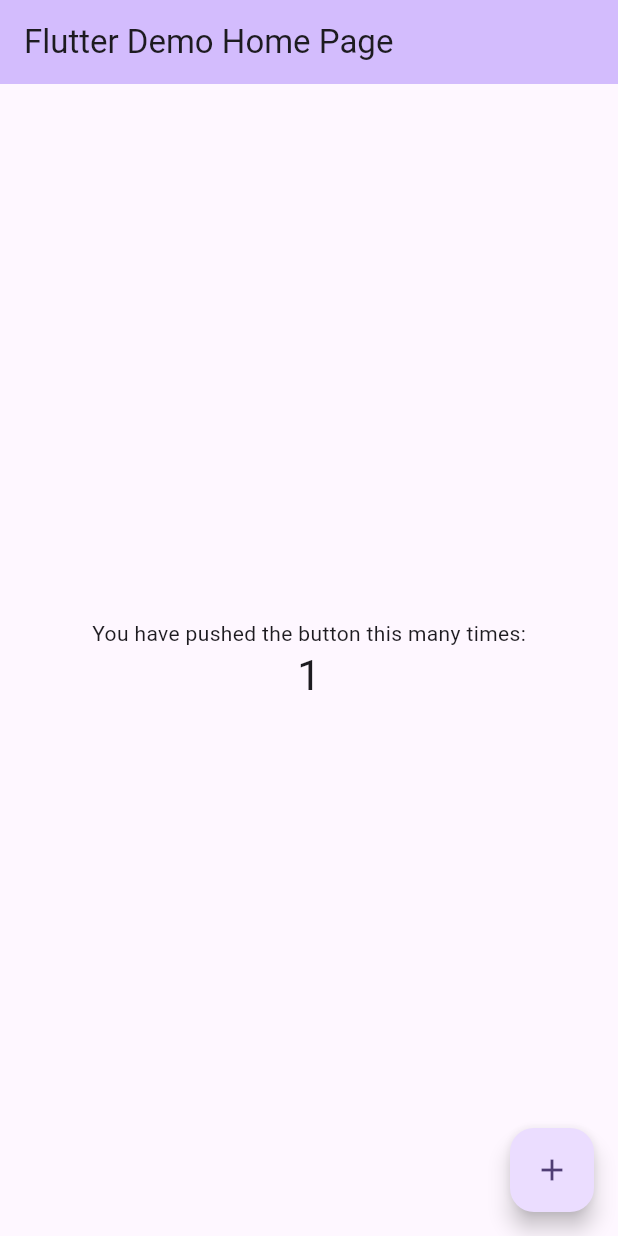
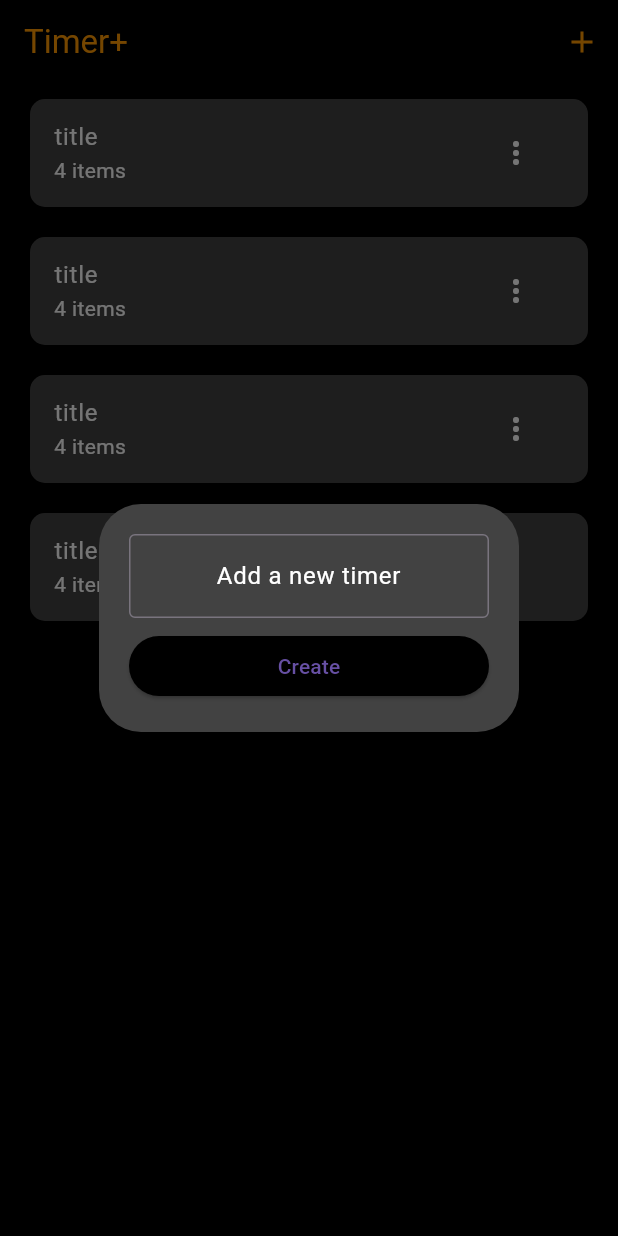
Before and after one commit to northstarfist/Timer, a Flutter app: the screen it shows after launch, after a tap on the "add" icon, on a phone screen of 412 x 824 dp. Run offline on Flutter 3.47's test engine with Material 3 defaults, Android fonts, the phone set to English and light mode, and no system bars; our stand-ins replace hive_flutter; accounts and stored records are empty.

Commit message:
app design

```diff
--- /dev/null
+++ b/lib/components/timer_category/timer_category_add_dialog.dart
@@ -0,0 +1,54 @@
+import 'package:flutter/material.dart';
+import 'package:hive_flutter/hive_flutter.dart';
+import 'package:timer/models/timer_category.dart';
+import 'package:uuid/uuid.dart';
+
+class TimerCategoryAddDialog extends StatefulWidget {
+  const TimerCategoryAddDialog({super.key});
+
+  @override
+  State<TimerCategoryAddDialog> createState() => _TimerCategoryAddDialogState();
+}
+
+class _TimerCategoryAddDialogState extends State<TimerCategoryAddDialog> {
+  final _controller = TextEditingController();
+  final _box = Hive.box('timer');
+
+  void addTimerCategory(String name) {
+    TimerCategory newTimer = TimerCategory(
+      id: const Uuid().v4(),
+      name: name,
+      timers: [],
+    );
+    _box.put(newTimer.id, newTimer.timers);
+  }
+
+  @override
+  Widget build(BuildContext context) {
+    return SimpleDialog(
+      backgroundColor: Colors.grey[800],
+      contentPadding: const EdgeInsets.all(20),
+      children: [
+        TextField(
+          controller: _controller,
+          textAlign: TextAlign.center,
+          style: const TextStyle(color: Colors.white),
+          decoration: const InputDecoration(
+            border: OutlineInputBorder(),
+            hintText: 'Add a new timer',
+            hintStyle: TextStyle(color: Colors.white),
+          ),
+        ),
+        const SizedBox(height: 8),
+        ElevatedButton(
+          style: ElevatedButton.styleFrom(backgroundColor: Colors.black),
+          onPressed: () {
+            addTimerCategory(_controller.text);
+          },
+          child: const Text('Create'),
+        ),
+      ],
+    );
+    ;
+  }
+}
--- /dev/null
+++ b/lib/components/timer_category/timer_category_tile.dart
@@ -0,0 +1,32 @@
+import 'package:flutter/material.dart';
+import 'package:timer/components/timer_category/timer_category_dialog.dart';
+
+class TimerCategoryTile extends StatelessWidget {
+  const TimerCategoryTile({super.key});
+
+  @override
+  Widget build(BuildContext context) {
+    return Container(
+      decoration: BoxDecoration(
+        color: Colors.grey[800],
+        borderRadius: BorderRadius.circular(10),
+      ),
+      margin: const EdgeInsets.symmetric(horizontal: 20, vertical: 10),
+      child: ListTile(
+        title: const Text('title'),
+        subtitle: const Text('4 items'),
+        trailing: IconButton(
+          icon: const Icon(Icons.more_vert),
+          onPressed: () {
+            showDialog(
+              context: context,
+              builder: (context) => const TimerCategoryDialog(),
+            );
+          },
+        ),
+        iconColor: Colors.white,
+        textColor: Colors.white,
+      ),
+    );
+  }
+}
--- a/lib/main.dart
+++ b/lib/main.dart
@@ -1,6 +1,10 @@
 import 'package:flutter/material.dart';
+import 'package:hive_flutter/hive_flutter.dart';
+import 'package:timer/screens/timer_category_screen.dart';
 
-void main() {
+void main() async {
+  await Hive.initFlutter();
+  var box = await Hive.openBox('timer');
   runApp(const MyApp());
 }
 
@@ -9,61 +13,9 @@ class MyApp extends StatelessWidget {
 
   @override
   Widget build(BuildContext context) {
-    return MaterialApp(
-      title: 'Flutter Demo',
-      theme: ThemeData(
-        colorScheme: ColorScheme.fromSeed(seedColor: Colors.deepPurple),
-        useMaterial3: true,
-      ),
-      home: const MyHomePage(title: 'Flutter Demo Home Page'),
+    return const MaterialApp(
+      debugShowCheckedModeBanner: false,
+      home: TimerCategoryScreen(),
     );
   }
 }
-
-class MyHomePage extends StatefulWidget {
-  const MyHomePage({super.key, required this.title});
-
-  final String title;
-
-  @override
-  State<MyHomePage> createState() => _MyHomePageState();
-}
-
-class _MyHomePageState extends State<MyHomePage> {
-  int _counter = 0;
-
-  void _incrementCounter() {
-    setState(() {
-      _counter++;
-    });
-  }
-
-  @override
-  Widget build(BuildContext context) {
-    return Scaffold(
-      appBar: AppBar(
-        backgroundColor: Theme.of(context).colorScheme.inversePrimary,
-        title: Text(widget.title),
-      ),
-      body: Center(
-        child: Column(
-          mainAxisAlignment: MainAxisAlignment.center,
-          children: <Widget>[
-            const Text(
-              'You have pushed the button this many times:',
-            ),
-            Text(
-              '$_counter',
-              style: Theme.of(context).textTheme.headlineMedium,
-            ),
-          ],
-        ),
-      ),
-      floatingActionButton: FloatingActionButton(
-        onPressed: _incrementCounter,
-        tooltip: 'Increment',
-        child: const Icon(Icons.add),
-      ),
-    );
-  }
-}
--- /dev/null
+++ b/lib/models/timer.dart
@@ -0,0 +1,9 @@
+class Timer {
+  // final String id;
+  final String name;
+
+  Timer({
+    // required this.id,
+    required this.name,
+  });
+}
--- /dev/null
+++ b/lib/models/timer_category.dart
@@ -0,0 +1,13 @@
+import 'package:timer/models/timer.dart';
+
+class TimerCategory {
+  String id;
+  String name;
+  List<Timer> timers;
+
+  TimerCategory({
+    required this.id,
+    required this.name,
+    required this.timers,
+  });
+}
--- /dev/null
+++ b/lib/screens/timer_category_screen.dart
@@ -0,0 +1,64 @@
+import 'package:flutter/material.dart';
+import 'package:timer/components/timer_category/timer_category_add_dialog.dart';
+import 'package:timer/components/timer_category/timer_category_tile.dart';
+import 'package:timer/screens/timer_screen.dart';
+
+class TimerCategoryScreen extends StatefulWidget {
+  const TimerCategoryScreen({super.key});
+
+  @override
+  State<TimerCategoryScreen> createState() => _TimerCategoryScreenState();
+}
+
+class _TimerCategoryScreenState extends State<TimerCategoryScreen> {
+  @override
+  Widget build(BuildContext context) {
+    return Scaffold(
+      backgroundColor: Colors.black,
+      appBar: AppBar(
+        title: const Text(
+          'Timer+',
+          style: TextStyle(
+            color: Colors.orange,
+          ),
+        ),
+        actions: [
+          IconButton(
+            onPressed: () {
+              showDialog(
+                context: context,
+                builder: (context) => const TimerCategoryAddDialog(),
+              );
+            },
+            icon: const Icon(
+              Icons.add,
+              color: Colors.orange,
+            ),
+          ),
+        ],
+        backgroundColor: Colors.transparent,
+        elevation: 0,
+      ),
+      body: Column(
+        children: [
+          Expanded(
+            child: ListView.builder(
+              itemCount: 4,
+              itemBuilder: ((context, index) {
+                return GestureDetector(
+                  onTap: () => Navigator.push(
+                    context,
+                    MaterialPageRoute(
+                      builder: (context) => const TimerScreen(),
+                    ),
+                  ),
+                  child: const TimerCategoryTile(),
+                );
+              }),
+            ),
+          ),
+        ],
+      ),
+    );
+  }
+}
```
Also changed, not shown: lib/components/timer/timer_add_dialog.dart (added, +41 -0 lines), lib/components/timer/timer_dialog.dart (added, +38 -0 lines), lib/components/timer/timer_tile.dart (added, +33 -0 lines), lib/components/timer_category/timer_category_dialog.dart (added, +26 -0 lines), lib/screens/timer_screen.dart (added, +63 -0 lines), pubspec.yaml (+9 -73 lines), lib/components/example_component.dart (deleted), lib/models/example_model.dart (deleted), lib/screens/example_screen.dart (deleted), pubspec.lock, 1 other file.
